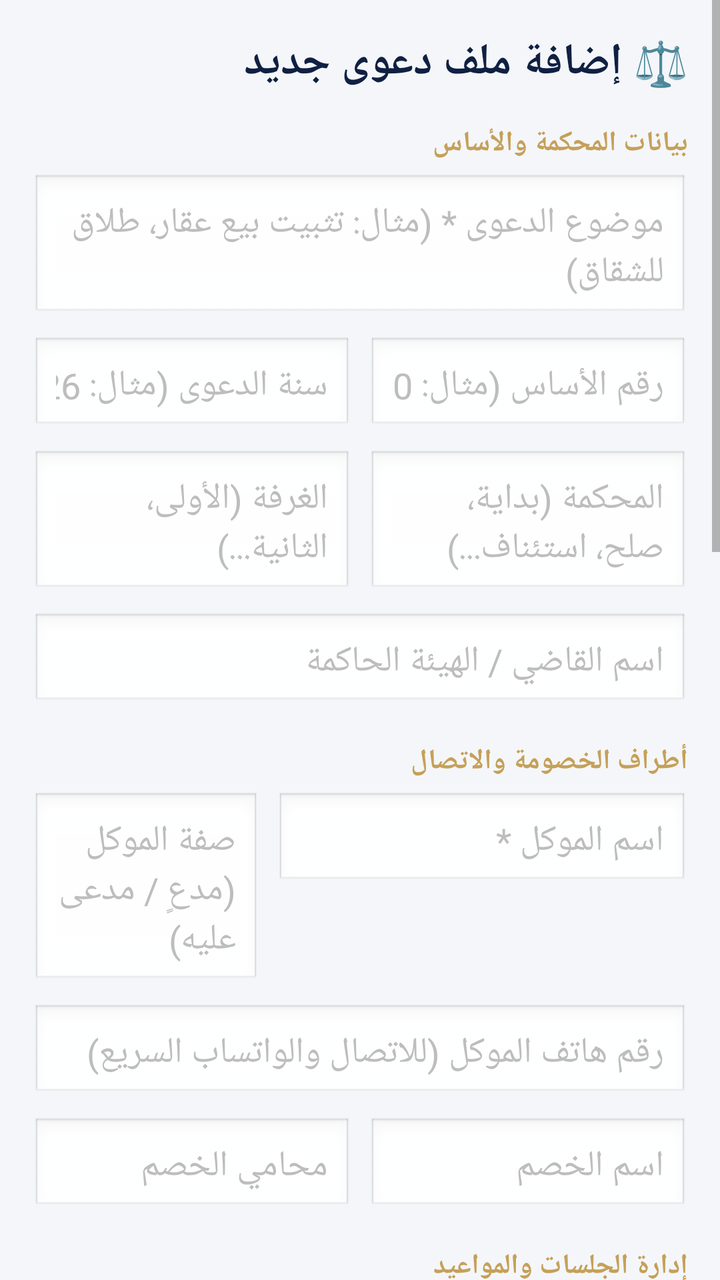
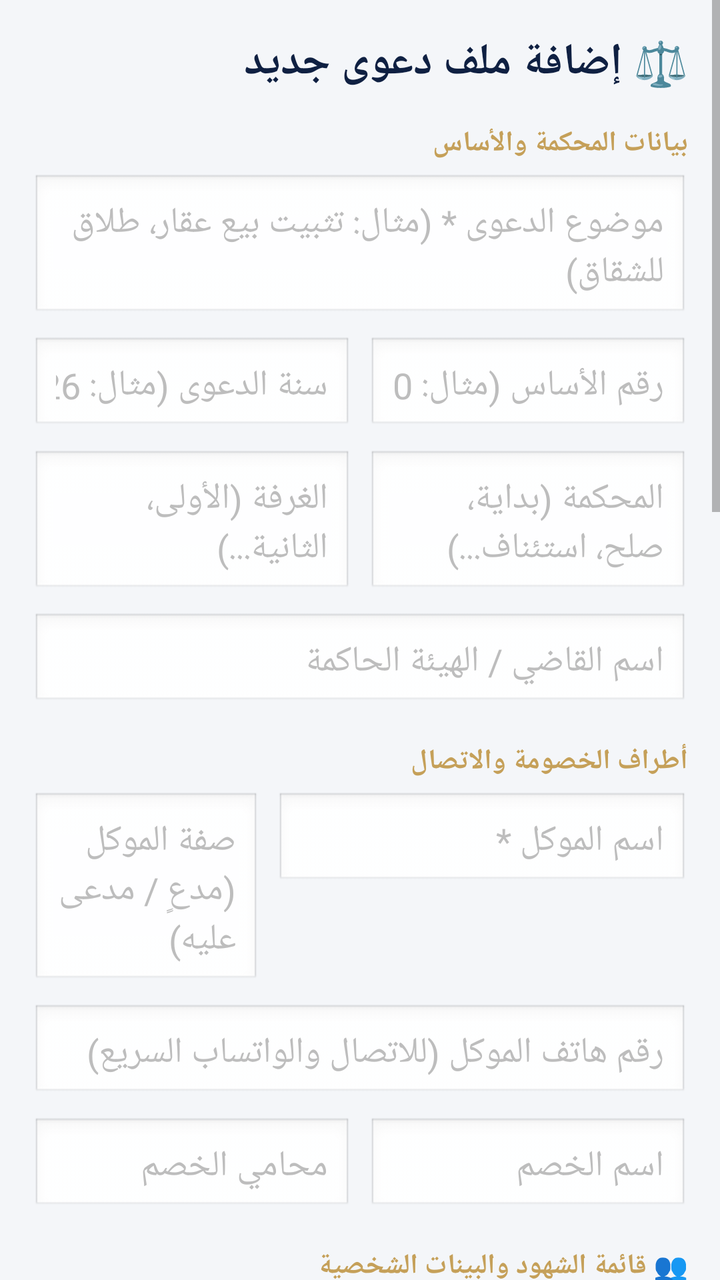

An Android layout rendered at two revisions. The XML below is the earlier revision; the diff shows what the commit changed to produce the second picture.
<!-- AndroidManifest.xml: application theme Theme.AlMustashar -->
<!-- res/layout/activity_case_edit.xml -->
<?xml version="1.0" encoding="utf-8"?>
<ScrollView xmlns:android="http://schemas.android.com/apk/res/android"
    android:layout_width="match_parent"
    android:layout_height="match_parent"
    android:background="#F4F6F9"
    android:fillViewport="true">

    <LinearLayout
        android:layout_width="match_parent"
        android:layout_height="wrap_content"
        android:orientation="vertical"
        android:padding="16dp">

        <TextView
            android:id="@+id/tvEditTitle"
            android:layout_width="match_parent"
            android:layout_height="wrap_content"
            android:layout_marginBottom="16dp"
            android:text="⚖️ إضافة ملف دعوى جديد"
            android:textColor="#0F2042"
            android:textSize="22sp"
            android:textStyle="bold"
            android:gravity="right" />

        
        <TextView
            android:layout_width="match_parent"
            android:layout_height="wrap_content"
            android:text="بيانات المحكمة والأساس"
            android:textColor="#C5A059"
            android:textStyle="bold"
            android:textSize="14sp"
            android:layout_marginBottom="6dp"
            android:gravity="right"/>

        <EditText
            android:id="@+id/etTitle"
            android:layout_width="match_parent"
            android:layout_height="wrap_content"
            android:hint="موضوع الدعوى * (مثال: تثبيت بيع عقار، طلاق للشقاق)"
            android:padding="12dp"
            android:background="@android:drawable/edit_text"
            android:textColor="#0F2042"
            android:gravity="right" />

        <LinearLayout
            android:layout_width="match_parent"
            android:layout_height="wrap_content"
            android:orientation="horizontal"
            android:layout_marginTop="8dp">

            <EditText
                android:id="@+id/etCaseYear"
                android:layout_width="0dp"
                android:layout_height="wrap_content"
                android:layout_weight="1"
                android:hint="سنة الدعوى (مثال: 2026)"
                android:inputType="number"
                android:padding="12dp"
                android:background="@android:drawable/edit_text"
                android:textColor="#0F2042"
                android:gravity="right"/>

            <EditText
                android:id="@+id/etBasisNumber"
                android:layout_width="0dp"
                android:layout_height="wrap_content"
                android:layout_weight="1"
                android:layout_marginStart="8dp"
                android:hint="رقم الأساس (مثال: 1420)"
                android:inputType="number"
                android:padding="12dp"
                android:background="@android:drawable/edit_text"
                android:textColor="#0F2042"
                android:gravity="right"/>
        </LinearLayout>

        <LinearLayout
            android:layout_width="match_parent"
            android:layout_height="wrap_content"
            android:orientation="horizontal"
            android:layout_marginTop="8dp">

            <EditText
                android:id="@+id/etChamber"
                android:layout_width="0dp"
                android:layout_height="wrap_content"
                android:layout_weight="1"
                android:hint="الغرفة (الأولى، الثانية...)"
                android:padding="12dp"
                android:background="@android:drawable/edit_text"
                android:textColor="#0F2042"
                android:gravity="right"/>

            <EditText
                android:id="@+id/etCourt"
                android:layout_width="0dp"
                android:layout_height="wrap_content"
                android:layout_weight="1"
                android:layout_marginStart="8dp"
                android:hint="المحكمة (بداية، صلح، استئناف...)"
                android:padding="12dp"
                android:background="@android:drawable/edit_text"
                android:textColor="#0F2042"
                android:gravity="right"/>
        </LinearLayout>

        <EditText
            android:id="@+id/etJudgeName"
            android:layout_width="match_parent"
            android:layout_height="wrap_content"
            android:layout_marginTop="8dp"
            android:hint="اسم القاضي / الهيئة الحاكمة"
            android:padding="12dp"
            android:background="@android:drawable/edit_text"
            android:textColor="#0F2042"
            android:gravity="right"/>

        
        <TextView
            android:layout_width="match_parent"
            android:layout_height="wrap_content"
            android:text="أطراف الخصومة والاتصال"
            android:textColor="#C5A059"
            android:textStyle="bold"
            android:textSize="14sp"
            android:layout_marginTop="16dp"
            android:layout_marginBottom="6dp"
            android:gravity="right"/>

        <LinearLayout
            android:layout_width="match_parent"
            android:layout_height="wrap_content"
            android:orientation="horizontal">

            <EditText
                android:id="@+id/etClientRole"
                android:layout_width="0dp"
                android:layout_height="wrap_content"
                android:layout_weight="1"
                android:hint="صفة الموكل (مدعٍ / مدعى عليه)"
                android:padding="12dp"
                android:background="@android:drawable/edit_text"
                android:textColor="#0F2042"
                android:gravity="right"/>

            <EditText
                android:id="@+id/etClient"
                android:layout_width="0dp"
                android:layout_height="wrap_content"
                android:layout_weight="1.8"
                android:layout_marginStart="8dp"
                android:hint="اسم الموكل *"
                android:padding="12dp"
                android:background="@android:drawable/edit_text"
                android:textColor="#0F2042"
                android:gravity="right"/>
        </LinearLayout>

        <EditText
            android:id="@+id/etClientPhone"
            android:layout_width="match_parent"
            android:layout_height="wrap_content"
            android:layout_marginTop="8dp"
            android:hint="رقم هاتف الموكل (للاتصال والواتساب السريع)"
            android:inputType="phone"
            android:padding="12dp"
            android:background="@android:drawable/edit_text"
            android:textColor="#0F2042"
            android:gravity="right"/>

        <LinearLayout
            android:layout_width="match_parent"
            android:layout_height="wrap_content"
            android:orientation="horizontal"
            android:layout_marginTop="8dp">

            <EditText
                android:id="@+id/etOpponentLawyer"
                android:layout_width="0dp"
                android:layout_height="wrap_content"
                android:layout_weight="1"
                android:hint="محامي الخصم"
                android:padding="12dp"
                android:background="@android:drawable/edit_text"
                android:textColor="#0F2042"
                android:gravity="right"/>

            <EditText
                android:id="@+id/etOpponentName"
                android:layout_width="0dp"
                android:layout_height="wrap_content"
                android:layout_weight="1"
                android:layout_marginStart="8dp"
                android:hint="اسم الخصم"
                android:padding="12dp"
                android:background="@android:drawable/edit_text"
                android:textColor="#0F2042"
                android:gravity="right"/>
        </LinearLayout>

        
        <TextView
            android:layout_width="match_parent"
            android:layout_height="wrap_content"
            android:text="إدارة الجلسات والمواعيد"
            android:textColor="#C5A059"
            android:textStyle="bold"
            android:textSize="14sp"
            android:layout_marginTop="16dp"
            android:layout_marginBottom="6dp"
            android:gravity="right"/>

        <LinearLayout
            android:layout_width="match_parent"
            android:layout_height="wrap_content"
            android:orientation="horizontal">

            <EditText
                android:id="@+id/etNextSessionDate"
                android:layout_width="0dp"
                android:layout_height="wrap_content"
                android:layout_weight="1"
                android:focusable="false"
                android:clickable="true"
                android:hint="📅 موعد الجلسة القادمة"
                android:padding="12dp"
                android:background="@android:drawable/edit_text"
                android:textColor="#0F2042"
                android:gravity="right"/>

            <EditText
                android:id="@+id/etDate"
                android:layout_width="0dp"
                android:layout_height="wrap_content"
                android:layout_weight="1"
                android:layout_marginStart="8dp"
                android:focusable="false"
                android:clickable="true"
                android:hint="📅 تاريخ افتتاح الدعوى"
                android:padding="12dp"
                android:background="@android:drawable/edit_text"
                android:textColor="#0F2042"
                android:gravity="right"/>
        </LinearLayout>

        <EditText
            android:id="@+id/etLastSessionDecision"
            android:layout_width="match_parent"
            android:layout_height="wrap_content"
            android:layout_marginTop="8dp"
            android:hint="ما تقرر في الجلسة السابقة (القرار التمهيدي)"
            android:padding="12dp"
            android:background="@android:drawable/edit_text"
            android:textColor="#0F2042"
            android:gravity="right"/>

        <EditText
            android:id="@+id/etNextSessionRequired"
            android:layout_width="match_parent"
            android:layout_height="wrap_content"
            android:layout_marginTop="8dp"
            android:hint="المطلوب في الجلسة القادمة (مذكرة، إبراز، استجواب...)"
            android:padding="12dp"
            android:background="@android:drawable/edit_text"
            android:textColor="#0F2042"
            android:gravity="right"/>

        
        <TextView
            android:layout_width="match_parent"
            android:layout_height="wrap_content"
            android:text="وقائع ودفوع الدعوى والقرار"
            android:textColor="#C5A059"
            android:textStyle="bold"
            android:textSize="14sp"
            android:layout_marginTop="16dp"
            android:layout_marginBottom="6dp"
            android:gravity="right"/>

        <EditText
            android:id="@+id/etSummary"
            android:layout_width="match_parent"
            android:layout_height="wrap_content"
            android:minLines="3"
            android:gravity="top|right"
            android:hint="ملخص ووقائع الدعوى والأسانيد القانونية"
            android:padding="12dp"
            android:background="@android:drawable/edit_text"
            android:textColor="#0F2042"/>

        <EditText
            android:id="@+id/etSessions"
            android:layout_width="match_parent"
            android:layout_height="wrap_content"
            android:layout_marginTop="8dp"
            android:minLines="2"
            android:gravity="top|right"
            android:hint="سجل الجلسات السابقة والملاحظات المتراكمة"
            android:padding="12dp"
            android:background="@android:drawable/edit_text"
            android:textColor="#0F2042"/>

        <EditText
            android:id="@+id/etProcedures"
            android:layout_width="match_parent"
            android:layout_height="wrap_content"
            android:layout_marginTop="8dp"
            android:minLines="2"
            android:gravity="top|right"
            android:hint="الإجراءات المتخذة وملاحظات المحامي السرية"
            android:padding="12dp"
            android:background="@android:drawable/edit_text"
            android:textColor="#0F2042"/>

        <EditText
            android:id="@+id/etStatus"
            android:layout_width="match_parent"
            android:layout_height="wrap_content"
            android:layout_marginTop="8dp"
            android:hint="حالة الدعوى (قيد النظر / محكومة / قيد التنفيذ / مشطوبة)"
            android:padding="12dp"
            android:background="@android:drawable/edit_text"
            android:textColor="#0F2042"
            android:gravity="right"/>

        <EditText
            android:id="@+id/etFinalJudgment"
            android:layout_width="match_parent"
            android:layout_height="wrap_content"
            android:layout_marginTop="8dp"
            android:minLines="2"
            android:gravity="top|right"
            android:hint="منطوق القرار النهائي وحيثيات الحكم (إن صدر)"
            android:padding="12dp"
            android:background="@android:drawable/edit_text"
            android:textColor="#0F2042"/>

        
        <TextView
            android:layout_width="match_parent"
            android:layout_height="wrap_content"
            android:text="📎 الوثائق والمرفقات المؤرشفة (صور / PDF / مستندات)"
            android:textColor="#C5A059"
            android:textStyle="bold"
            android:textSize="14sp"
            android:layout_marginTop="16dp"
            android:layout_marginBottom="6dp"
            android:gravity="right"/>

        <Button
            android:id="@+id/btnAddDocument"
            android:layout_width="match_parent"
            android:layout_height="48dp"
            android:text="➕ إضافة مرفق (PDF / صورة / مستند)"
            android:textSize="13sp"
            android:textColor="#FFFFFF"
            android:backgroundTint="#2E7D32" />

        <LinearLayout
            android:id="@+id/layoutDocumentsList"
            android:layout_width="match_parent"
            android:layout_height="wrap_content"
            android:orientation="vertical"
            android:layout_marginTop="8dp" />

        
        <Button
            android:id="@+id/btnDraftForCase"
            android:layout_width="match_parent"
            android:layout_height="50dp"
            android:layout_marginTop="16dp"
            android:text="✍️ صياغة مذكرة أو استدعاء ذكي لهذه القضية"
            android:textColor="#FFFFFF"
            android:textStyle="bold"
            android:backgroundTint="#1976D2"
            android:visibility="gone" />

        <Button
            android:id="@+id/btnDecisions"
            android:layout_width="match_parent"
            android:layout_height="50dp"
            android:layout_marginTop="8dp"
            android:text="⚖️ قرارات وأحكام الدعوى"
            android:textColor="#FFFFFF"
            android:textStyle="bold"
            android:backgroundTint="#C5A059"
            android:visibility="gone" />

        <Button
            android:id="@+id/btnSave"
            android:layout_width="match_parent"
            android:layout_height="54dp"
            android:layout_marginTop="12dp"
            android:text="حفظ ملف الدعوى"
            android:textSize="16sp"
            android:textStyle="bold"
            android:textColor="#FFFFFF"
            android:backgroundTint="#0F2042" />

        <Button
            android:id="@+id/btnDelete"
            android:layout_width="match_parent"
            android:layout_height="50dp"
            android:layout_marginTop="8dp"
            android:text="حذف الدعوى نهائياً"
            android:textColor="#FFFFFF"
            android:backgroundTint="#D32F2F"
            android:visibility="gone" />

    </LinearLayout>

</ScrollView>
<!-- resources referenced by this layout -->
<resources>
  <style name="Theme.AlMustashar" parent="Theme.MaterialComponents.DayNight.NoActionBar">
          
          <item name="colorPrimary">@color/primary</item>
          <item name="colorPrimaryVariant">@color/primary_dark</item>
          <item name="colorOnPrimary">@color/text_on_primary</item>
  
          
          <item name="colorSecondary">@color/accent</item>
          <item name="colorSecondaryVariant">@color/accent_dark</item>
          <item name="colorOnSecondary">@color/text_primary</item>
  
          
          <item name="android:colorBackground">@color/background</item>
          <item name="colorSurface">@color/surface</item>
          <item name="colorOnSurface">@color/text_primary</item>
  
          
          <item name="colorError">@color/error</item>
          <item name="colorOnError">@color/text_on_primary</item>
  
          
          <item name="android:statusBarColor">@color/primary_dark</item>
          <item name="android:windowLightStatusBar">false</item>
  
          
          <item name="android:navigationBarColor">@color/primary_dark</item>
  
          
          <item name="android:textColorPrimary">@color/text_primary</item>
          <item name="android:textColorSecondary">@color/text_secondary</item>
          <item name="android:textColorHint">@color/text_hint</item>
  
          
          <item name="android:fontFamily">sans-serif</item>
          <item name="fontFamily">sans-serif</item>
      </style>
  <color name="primary">#1A237E</color>
  <color name="primary_dark">#0D1442</color>
  <color name="text_on_primary">#FFFFFF</color>
  <color name="accent">#FFB800</color>
  <color name="accent_dark">#C68A00</color>
  <color name="text_primary">#212121</color>
  <color name="background">#F5F5F5</color>
  <color name="surface">#FFFFFF</color>
  <color name="error">#F44336</color>
  <color name="text_secondary">#757575</color>
  <color name="text_hint">#BDBDBD</color>
</resources>

<!-- the commit's change to res/layout/activity_case_edit.xml (unified diff, before → after) -->
@@ -203,6 +203,29 @@
         <TextView
             android:layout_width="match_parent"
             android:layout_height="wrap_content"
+            android:text="👥 قائمة الشهود والبينات الشخصية"
+            android:textColor="#C5A059"
+            android:textStyle="bold"
+            android:textSize="14sp"
+            android:layout_marginTop="16dp"
+            android:layout_marginBottom="6dp"
+            android:gravity="right"/>
+
+        <EditText
+            android:id="@+id/etWitnesses"
+            android:layout_width="match_parent"
+            android:layout_height="wrap_content"
+            android:minLines="2"
+            android:gravity="top|right"
+            android:hint="سجل الشهود: الأسماء، صفتهم (شهود إثبات/نفي)، موضوع الشهادة..."
+            android:padding="12dp"
+            android:background="@android:drawable/edit_text"
+            android:textColor="#0F2042"/>
+
+        
+        <TextView
+            android:layout_width="match_parent"
+            android:layout_height="wrap_content"
             android:text="إدارة الجلسات والمواعيد"
             android:textColor="#C5A059"
             android:textStyle="bold"
